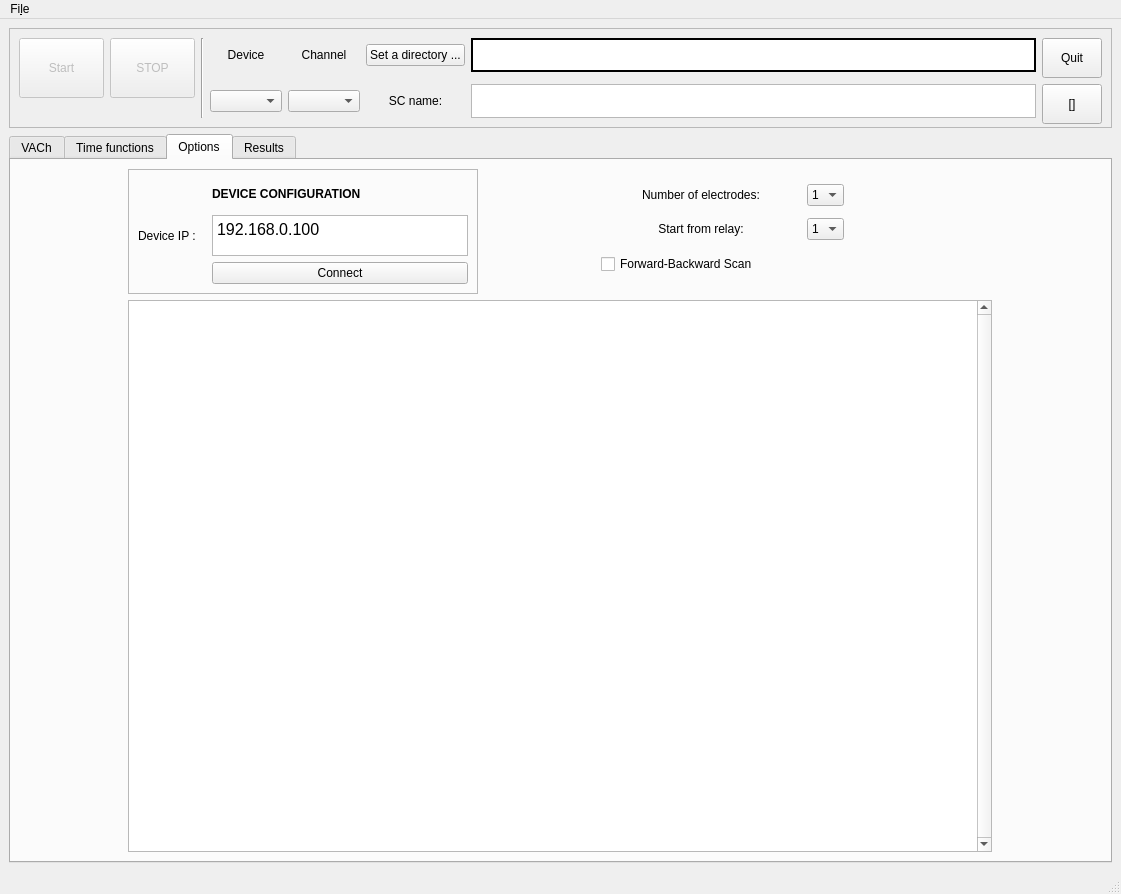
Old version of the form GUI/Solar.ui in the repository userIsTaken/SolarVACh.
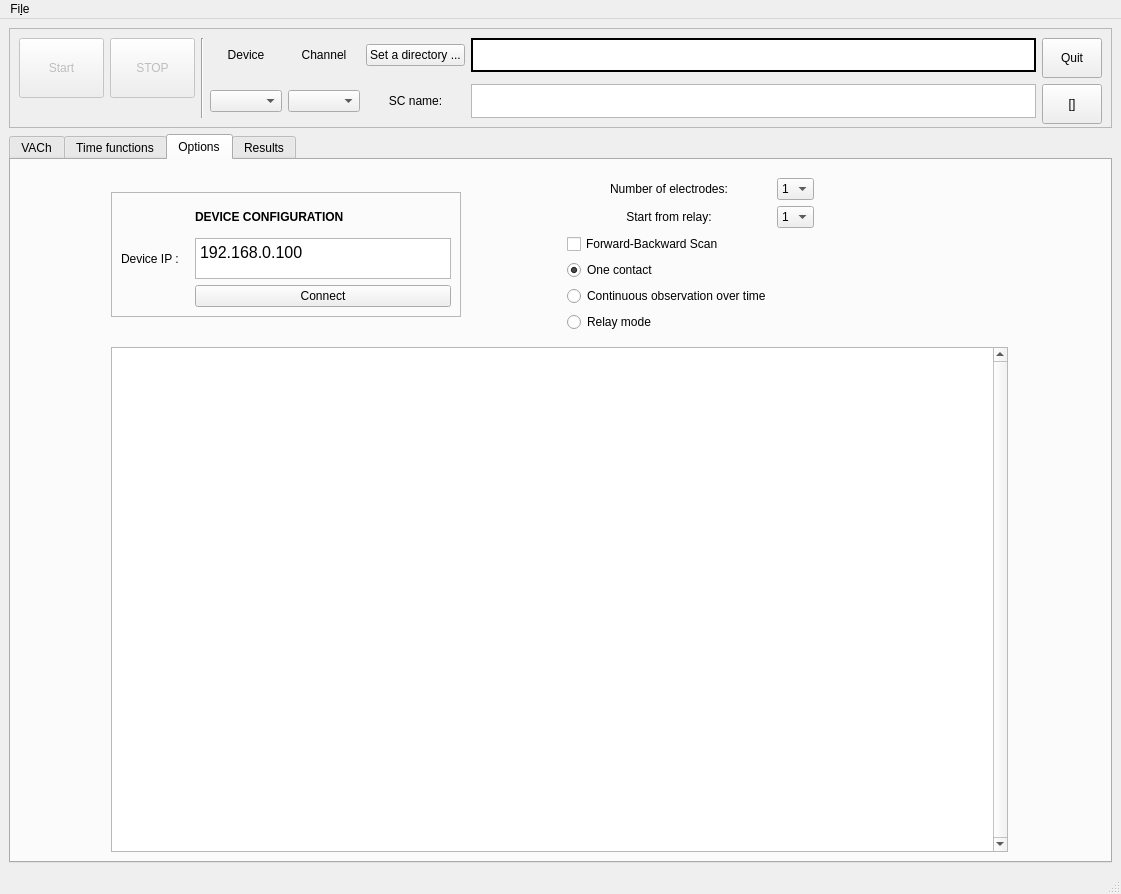
New version of the form. Custom widgets are drawn as their Qt base class.

Patch:
```diff
--- a/GUI/Solar.ui
+++ b/GUI/Solar.ui
@@ -993,13 +993,13 @@
           <property name="minimumSize">
            <size>
             <width>400</width>
-            <height>0</height>
+            <height>150</height>
            </size>
           </property>
           <property name="maximumSize">
            <size>
-            <width>300</width>
-            <height>160</height>
+            <width>450</width>
+            <height>250</height>
            </size>
           </property>
           <layout class="QGridLayout" name="gridLayout_5">
@@ -1132,6 +1132,30 @@
              </property>
             </widget>
            </item>
+           <item row="4" column="0">
+            <widget class="QRadioButton" name="timeMode">
+             <property name="text">
+              <string>Continuous observation over time</string>
+             </property>
+            </widget>
+           </item>
+           <item row="3" column="0">
+            <widget class="QRadioButton" name="oneShotMode">
+             <property name="text">
+              <string>One contact</string>
+             </property>
+             <property name="checked">
+              <bool>true</bool>
+             </property>
+            </widget>
+           </item>
+           <item row="5" column="0">
+            <widget class="QRadioButton" name="relayMode">
+             <property name="text">
+              <string>Relay mode</string>
+             </property>
+            </widget>
+           </item>
           </layout>
          </widget>
         </item>
```
Left out of the diff: 16 changed lines with no effect on the pictures.
